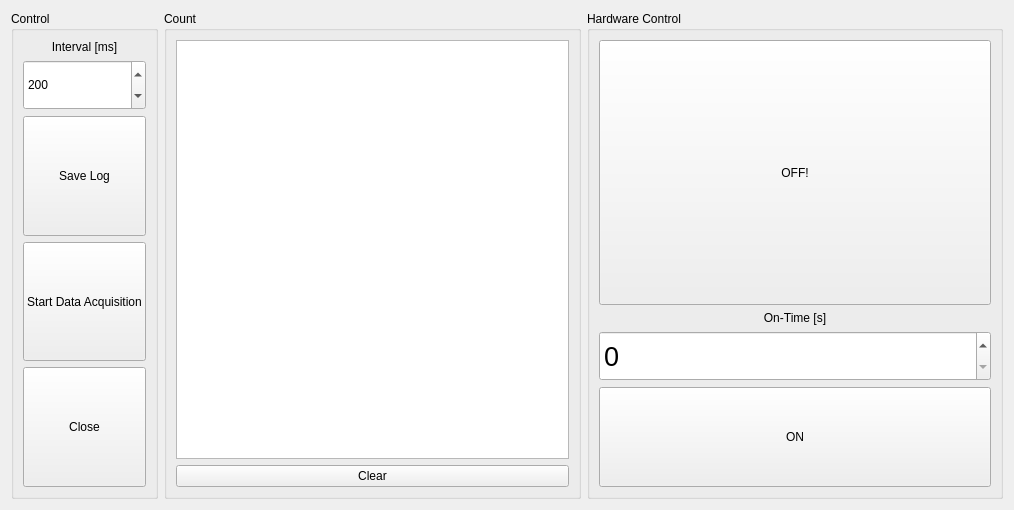
Above: rpi_gui.ui from atzengin/RPi-Frequency-Counter-Software before the change. Below: the same form after it.
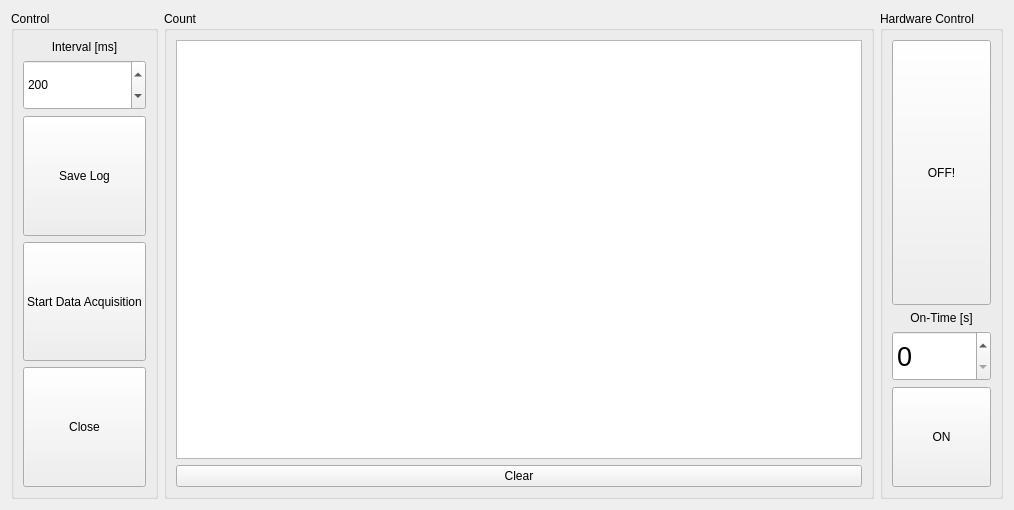
That is the form after the change.

```diff
--- a/rpi_gui.ui
+++ b/rpi_gui.ui
@@ -131,7 +131,7 @@
      <item>
       <widget class="QGroupBox" name="groupBox_4">
        <property name="sizePolicy">
-        <sizepolicy hsizetype="Expanding" vsizetype="Preferred">
+        <sizepolicy hsizetype="Minimum" vsizetype="Preferred">
          <horstretch>0</horstretch>
          <verstretch>0</verstretch>
         </sizepolicy>
```
Left out of the diff: 6 changed lines with no effect on the pictures.
